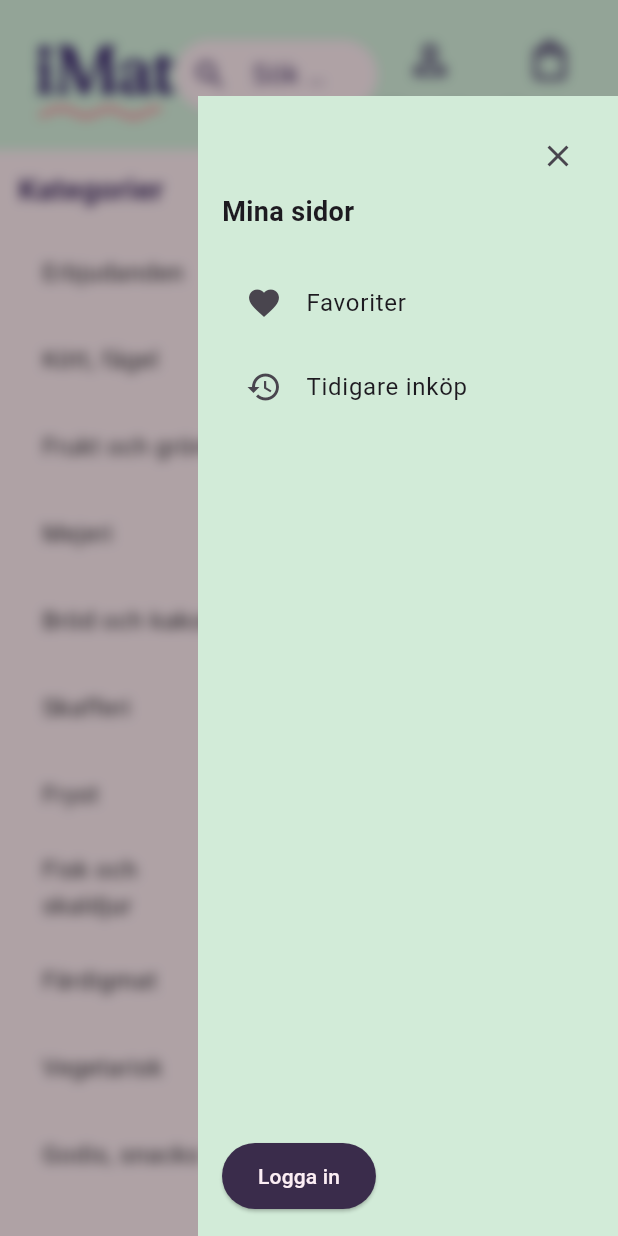
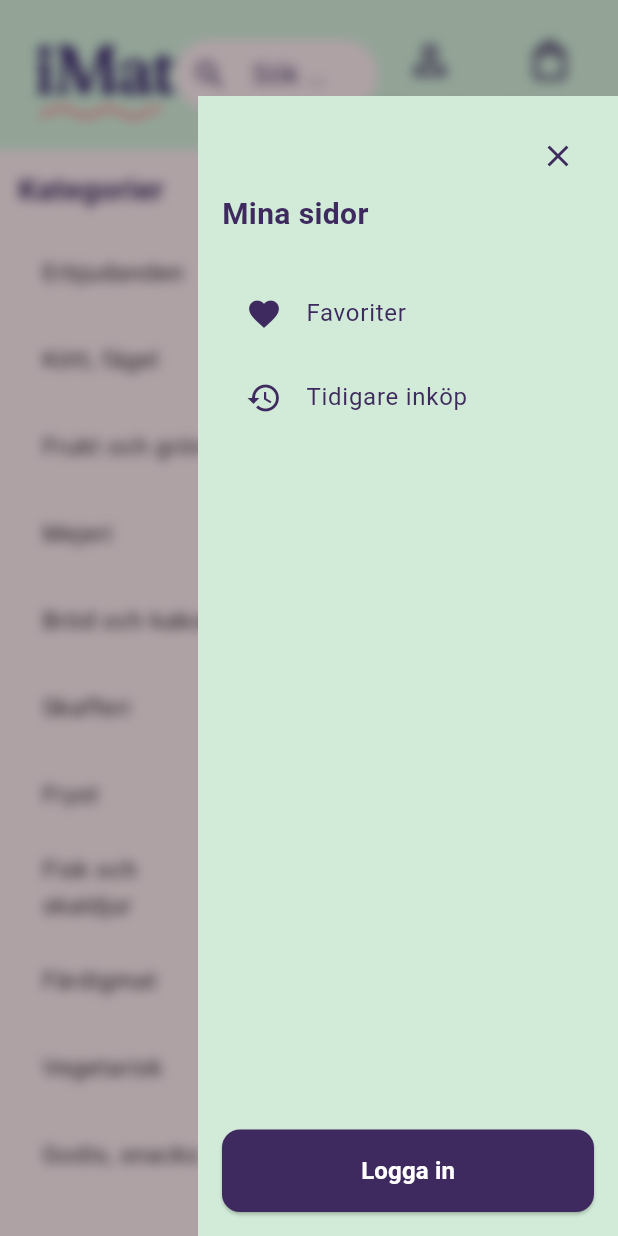
Before and after one commit to Aliceinnit/GG, a Flutter app: the screen it shows after launch, after a tap on the "person outline" icon, on a phone screen of 412 x 824 dp. Run offline on Flutter 3.47's test engine with Material 3 defaults, Android fonts, the light colour scheme and no system bars; network calls fail.

Commit message:
Merge: resolve conflicts in main_view.dart imports

```diff
--- a/api_test/lib/pages/main_view.dart
+++ b/api_test/lib/pages/main_view.dart
@@ -6,10 +6,9 @@ import 'package:api_test/app_theme.dart';
 import 'package:api_test/model/imat/product.dart';
 import 'package:api_test/model/imat_data_handler.dart';
 import 'package:api_test/pages/account_view.dart';
-import 'package:api_test/pages/checkout_flow.dart';
 import 'package:api_test/pages/history_view.dart';
 import 'package:api_test/pages/favorites_view.dart';
-import 'package:api_test/widgets/cart_view.dart';
+import 'package:api_test/widgets/cart_sidebar.dart';
 import 'package:api_test/widgets/product_tile.dart';
 import 'package:api_test/widgets/app_navigation_bar.dart';
 
@@ -114,9 +113,7 @@ class _MainViewState extends State<MainView> with TickerProviderStateMixin {
                   ),
                 ),
               ),
-            ),
-
-          if (_showSidebar)
+            ),          if (_showSidebar)
             Positioned(
               top: 64,
               right: 0,
@@ -125,23 +122,23 @@ class _MainViewState extends State<MainView> with TickerProviderStateMixin {
                 child: Container(
                   width: 280,
                   height: MediaQuery.of(context).size.height - 64,
-                  color: const Color(0xffd2ebd8),
-                  padding: const EdgeInsets.all(16),
+                  color: AppTheme.headerGreen,
+                  padding: const EdgeInsets.all(AppTheme.paddingMedium),
                   child: Column(
                     crossAxisAlignment: CrossAxisAlignment.start,
                     children: [
                       Align(
                         alignment: Alignment.topRight,
                         child: IconButton(
-                          icon: const Icon(Icons.close),
+                          icon: Icon(Icons.close, color: AppTheme.primaryPurple),
                           onPressed: () => setState(() => _showSidebar = false),
                         ),
                       ),
-                      const Text("Mina sidor", style: TextStyle(fontSize: 18, fontWeight: FontWeight.bold)),
-                      const SizedBox(height: 20),
+                      Text("Mina sidor", style: AppTheme.headingMedium),
+                      const SizedBox(height: AppTheme.paddingLarge),
                       ListTile(
-                        leading: const Icon(Icons.favorite),
-                        title: const Text("Favoriter"),
+                        leading: Icon(Icons.favorite, color: AppTheme.primaryPurple),
+                        title: Text("Favoriter", style: AppTheme.bodyLarge),
                         onTap: () {
                           setState(() => _showSidebar = false);
                           Navigator.push(
@@ -151,84 +148,33 @@ class _MainViewState extends State<MainView> with TickerProviderStateMixin {
                         },
                       ),
                       ListTile(
-                        leading: const Icon(Icons.history),
-                        title: const Text("Tidigare inköp"),
+                        leading: Icon(Icons.history, color: AppTheme.primaryPurple),
+                        title: Text("Tidigare inköp", style: AppTheme.bodyLarge),
                         onTap: () {
                           setState(() => _showSidebar = false);
                           _showHistory(context);
                         },
                       ),
                       const Spacer(),
-                      ElevatedButton(
-                        style: ElevatedButton.styleFrom(
-                          backgroundColor: const Color(0xFF3A2C4B),
-                          shape: RoundedRectangleBorder(
-                            borderRadius: BorderRadius.circular(30),
-                          ),
-                          padding: const EdgeInsets.symmetric(horizontal: 24, vertical: 12),
-                        ),
-                        onPressed: () => _showAccount(context),
-                        child: const Text(
-                          'Logga in',
-                          style: TextStyle(color: Color(0xFFFCEEF4)),
+                      SizedBox(
+                        width: double.infinity,
+                        child: ElevatedButton(
+                          style: AppTheme.primaryButtonStyle,
+                          onPressed: () => _showAccount(context),
+                          child: Text('Logga in', style: AppTheme.buttonTextStyle),
                         ),
                       ),
                     ],
                   ),
                 ),
               ),
-            ),
-
-          if (_showCartOverlay)
-            Positioned(
-              top: 64,
-              right: 0,
-              child: SlideTransition(
-                position: _cartSlideAnimation,
-                child: Container(
-                  width: 320,
-                  height: MediaQuery.of(context).size.height - 64,
-                  color: const Color(0xffd2ebd8),
-                  padding: const EdgeInsets.all(16),
-                  child: Column(
-                    crossAxisAlignment: CrossAxisAlignment.start,
-                    children: [
-                      Align(
-                        alignment: Alignment.topRight,
-                        child: IconButton(
-                          icon: const Icon(Icons.close),
-                          tooltip: 'Stäng',
-                          onPressed: () {
-                            setState(() => _showCartOverlay = false);
-                            _animationController.reverse();
-                          },
-                        ),
-                      ),
-                      const Text('Kundvagn', style: TextStyle(fontWeight: FontWeight.bold)),
-                      const SizedBox(height: 12),
-                      const Expanded(child: CartView()),
-                      const SizedBox(height: 12),
-                      ElevatedButton(
-                        onPressed: () {
-                          Navigator.push(
-                            context,
-                            MaterialPageRoute(builder: (context) => const CheckoutFlow()),
-                          );
-                        },
-                        style: ElevatedButton.styleFrom(
-                          backgroundColor: Colors.deepPurple,
-                          foregroundColor: Colors.white,
-                          padding: const EdgeInsets.symmetric(vertical: 16),
-                          shape: RoundedRectangleBorder(
-                            borderRadius: BorderRadius.circular(12),
-                          ),
-                        ),
-                        child: const Text('Till kassan', style: TextStyle(fontSize: 16, fontWeight: FontWeight.w600)),
-                      ),
-                    ],
-                  ),
-                ),
-              ),
+            ),          if (_showCartOverlay)
+            CartSidebar(
+              slideAnimation: _cartSlideAnimation,
+              onClose: () {
+                setState(() => _showCartOverlay = false);
+                _animationController.reverse();
+              },
             ),
         ],
       ),
```
